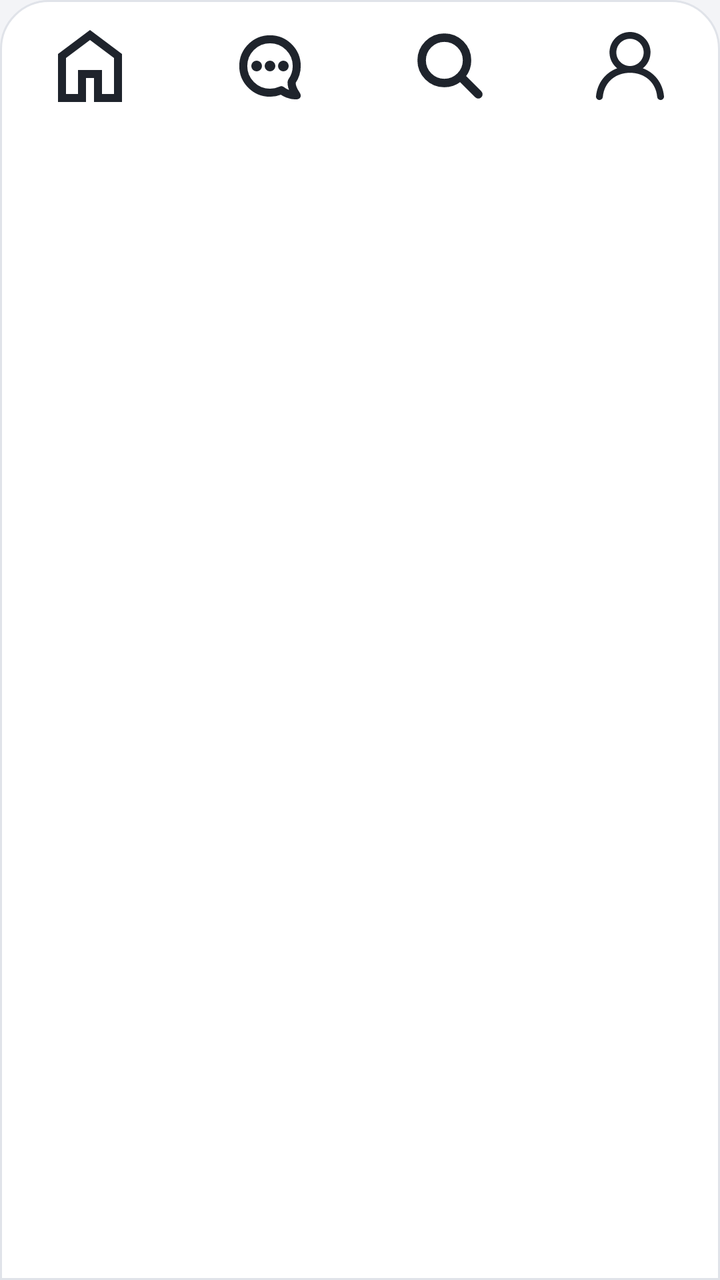
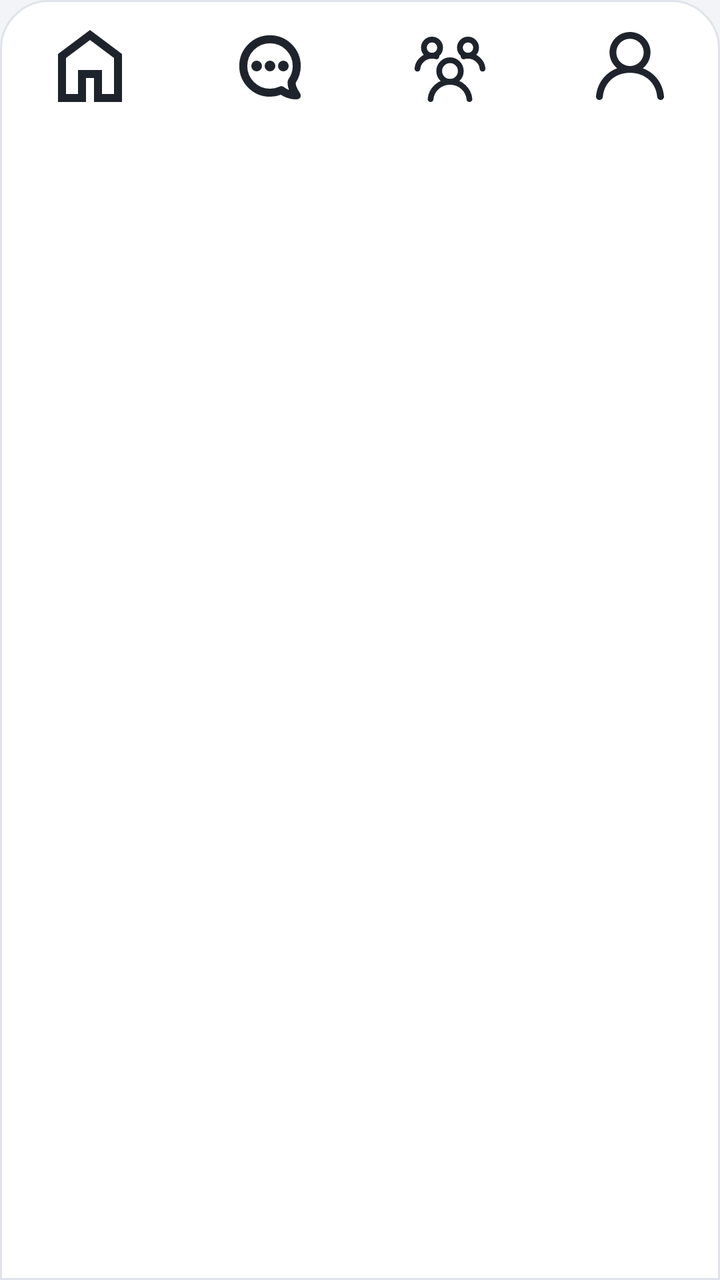

Screens rendered from an Android XML layout before and after an edit, with the pre-edit source and the edit as a unified diff.
<!-- AndroidManifest.xml: application theme Theme.GymBro -->
<!-- res/layout/bottom_nav.xml -->
<?xml version="1.0" encoding="utf-8"?>
<LinearLayout xmlns:android="http://schemas.android.com/apk/res/android"
    android:layout_width="match_parent"
    android:layout_height="wrap_content"
    android:orientation="vertical"
    android:paddingTop="8dp"
    android:background="@drawable/nav_bar_background">

    <LinearLayout
        android:layout_width="match_parent"
        android:layout_height="wrap_content"
        android:orientation="horizontal"
        android:gravity="center">

        <ImageButton
            android:id="@+id/homeButton"
            android:layout_width="50dp"
            android:layout_height="50dp"
            android:scaleType="centerInside"
            android:layout_weight="1"
            android:layout_marginStart="8dp"
            android:layout_marginEnd="8dp"
            android:background="@android:color/transparent"
            android:contentDescription="@string/home"
            android:src="@drawable/home_icon"/>

        <ImageButton
            android:id="@+id/chatButton"
            android:layout_width="50dp"
            android:layout_height="50dp"
            android:scaleType="centerInside"
            android:layout_weight="1"
            android:layout_marginStart="8dp"
            android:layout_marginEnd="8dp"
            android:padding="8dp"
            android:background="@android:color/transparent"
            android:contentDescription="@string/chat"
            android:src="@drawable/chat_icon"/>

        <ImageButton
            android:id="@+id/searchButton"
            android:layout_width="50dp"
            android:layout_height="50dp"
            android:scaleType="centerInside"
            android:layout_weight="1"
            android:layout_marginStart="8dp"
            android:layout_marginEnd="8dp"
            android:padding="8dp"
            android:background="@android:color/transparent"
            android:contentDescription="@string/search"
            android:src="@drawable/search_icon"/>

        <ImageButton
            android:id="@+id/profileButton"
            android:layout_width="50dp"
            android:layout_height="50dp"
            android:scaleType="centerInside"
            android:layout_weight="1"
            android:layout_marginStart="8dp"
            android:layout_marginEnd="8dp"
            android:padding="8dp"
            android:background="@android:color/transparent"
            android:contentDescription="@string/profile"
            android:src="@drawable/profile_icon"/>

    </LinearLayout>

    
    <View
        android:layout_width="match_parent"
        android:layout_height="20dp"/>

</LinearLayout>
<!-- resources referenced by this layout -->
<resources>
  <!-- drawable home_icon (drawable) -->
  <vector xmlns:android="http://schemas.android.com/apk/res/android"
      android:width="48dp"
      android:height="48dp"
      android:viewportWidth="960"
      android:viewportHeight="960"
      android:tint="?attr/colorControlNormal">
      <path
          android:fillColor="@color/icon"
          android:pathData="M240,760L360,760L360,520L600,520L600,760L720,760L720,400L480,220L240,400L240,760ZM160,840L160,360L480,120L800,360L800,840L520,840L520,600L440,600L440,840L160,840ZM480,490L480,490L480,490L480,490L480,490L480,490L480,490L480,490L480,490Z"/>
  </vector>
  <!-- drawable nav_bar_background (drawable) -->
  <?xml version="1.0" encoding="utf-8"?>
  <shape xmlns:android="http://schemas.android.com/apk/res/android"
      android:shape="rectangle">
  
      <solid android:color="@color/elevated"/>
      <corners
          android:topLeftRadius="24dp"
          android:topRightRadius="24dp"/>
      <stroke
          android:width="1dp"
          android:color="@color/outline"/>
  
  </shape>
  <!-- drawable search_icon (drawable) -->
  <vector xmlns:android="http://schemas.android.com/apk/res/android" android:height="48dp" android:viewportHeight="24" android:viewportWidth="24" android:width="48dp">
        
      <path android:fillColor="@color/icon" android:fillType="evenOdd" android:pathData="M17.039,15.624C18.271,14.084 19.008,12.13 19.008,10.004C19.008,5.031 14.977,1 10.004,1C5.031,1 1,5.031 1,10.004C1,14.977 5.031,19.008 10.004,19.008C12.13,19.008 14.084,18.271 15.624,17.039L21.292,22.707C21.683,23.098 22.316,23.098 22.707,22.707C23.098,22.316 23.098,21.683 22.707,21.292L17.039,15.624ZM10.004,17.017C6.131,17.017 2.991,13.877 2.991,10.004C2.991,6.131 6.131,2.991 10.004,2.991C13.877,2.991 17.017,6.131 17.017,10.004C17.017,13.877 13.877,17.017 10.004,17.017Z" android:strokeColor="@color/icon" android:strokeWidth="1"/>
      
  </vector>
  <string name="chat">Chat</string>
  <string name="home">Home</string>
  <string name="profile">Profile</string>
  <string name="search">Search</string>
  <color name="icon">#1F242C</color>
  <color name="elevated">#FFFFFF</color>
  <color name="outline">#E0E3E9</color>
  <style name="Base.Theme.GymBro" parent="android:Theme.Material.Light.NoActionBar" />
  <color name="background">#F3F4F7</color>
  <color name="textPrimary">#14171D</color>
  <color name="textSecondary">#626A77</color>
  <color name="accent_blue">#3B82F6</color>
  <color name="accent_blue_on">#FFFFFF</color>
  <color name="accent_blue_text">#2563EB</color>
  <color name="accent_blue_soft">#243B82F6</color>
  <!-- unchanged entries left out for length: 3 -->
</resources>

<!-- the commit's change to res/layout/bottom_nav.xml (unified diff, before → after) -->
@@ -37,18 +37,19 @@
             android:contentDescription="@string/chat"
             android:src="@drawable/chat_icon"/>
 
+        
         <ImageButton
-            android:id="@+id/searchButton"
+            android:id="@+id/socialButton"
             android:layout_width="50dp"
             android:layout_height="50dp"
             android:scaleType="centerInside"
             android:layout_weight="1"
             android:layout_marginStart="8dp"
             android:layout_marginEnd="8dp"
-            android:padding="8dp"
+            android:padding="7dp"
             android:background="@android:color/transparent"
-            android:contentDescription="@string/search"
-            android:src="@drawable/search_icon"/>
+            android:contentDescription="@string/social"
+            android:src="@drawable/social_icon"/>
 
         <ImageButton
             android:id="@+id/profileButton"
<!-- resource entries referenced after the edit -->
@@ -25,16 +25,32 @@
           android:color="@color/outline"/>
   
   </shape>
-  <!-- drawable search_icon (drawable) -->
-  <vector xmlns:android="http://schemas.android.com/apk/res/android" android:height="48dp" android:viewportHeight="24" android:viewportWidth="24" android:width="48dp">
-        
-      <path android:fillColor="@color/icon" android:fillType="evenOdd" android:pathData="M17.039,15.624C18.271,14.084 19.008,12.13 19.008,10.004C19.008,5.031 14.977,1 10.004,1C5.031,1 1,5.031 1,10.004C1,14.977 5.031,19.008 10.004,19.008C12.13,19.008 14.084,18.271 15.624,17.039L21.292,22.707C21.683,23.098 22.316,23.098 22.707,22.707C23.098,22.316 23.098,21.683 22.707,21.292L17.039,15.624ZM10.004,17.017C6.131,17.017 2.991,13.877 2.991,10.004C2.991,6.131 6.131,2.991 10.004,2.991C13.877,2.991 17.017,6.131 17.017,10.004C17.017,13.877 13.877,17.017 10.004,17.017Z" android:strokeColor="@color/icon" android:strokeWidth="1"/>
+  <!-- drawable social_icon (drawable) -->
+  <vector xmlns:android="http://schemas.android.com/apk/res/android" android:height="48dp" android:viewportHeight="20" android:viewportWidth="20" android:width="48dp">
+  
       
+      <path android:fillColor="#00000000" android:pathData="M7,11.4A3,3 0,1 1,13,11.4A3,3 0,1 1,7,11.4Z" android:strokeColor="@color/icon" android:strokeLineCap="round" android:strokeLineJoin="round" android:strokeWidth="1.6"/>
+  
+      
+      <path android:fillColor="#00000000" android:pathData="M4.6,19.2C4.84,16.56 7.12,14.4 10,14.4C12.88,14.4 15.16,16.56 15.4,19.2" android:strokeColor="@color/icon" android:strokeLineCap="round" android:strokeLineJoin="round" android:strokeWidth="1.6"/>
+  
+      
+      <path android:fillColor="#00000000" android:pathData="M2.75,4.9A2.25,2.25 0,1 1,7.25,4.9A2.25,2.25 0,1 1,2.75,4.9Z" android:strokeColor="@color/icon" android:strokeLineCap="round" android:strokeLineJoin="round" android:strokeWidth="1.6"/>
+  
+      
+      <path android:fillColor="#00000000" android:pathData="M0.95,10.75C1.13,8.77 2.84,7.15 5,7.15C5.43,7.15 5.85,7.21 6.23,7.33" android:strokeColor="@color/icon" android:strokeLineCap="round" android:strokeLineJoin="round" android:strokeWidth="1.6"/>
+  
+      
+      <path android:fillColor="#00000000" android:pathData="M12.75,4.9A2.25,2.25 0,1 1,17.25,4.9A2.25,2.25 0,1 1,12.75,4.9Z" android:strokeColor="@color/icon" android:strokeLineCap="round" android:strokeLineJoin="round" android:strokeWidth="1.6"/>
+  
+      
+      <path android:fillColor="#00000000" android:pathData="M19.05,10.75C18.87,8.77 17.16,7.15 15,7.15C14.57,7.15 14.15,7.21 13.77,7.33" android:strokeColor="@color/icon" android:strokeLineCap="round" android:strokeLineJoin="round" android:strokeWidth="1.6"/>
+  
   </vector>
   <string name="chat">Chat</string>
   <string name="home">Home</string>
   <string name="profile">Profile</string>
-  <string name="search">Search</string>
+  <string name="social">Social</string>
   <color name="icon">#1F242C</color>
   <color name="elevated">#FFFFFF</color>
   <color name="outline">#E0E3E9</color>
